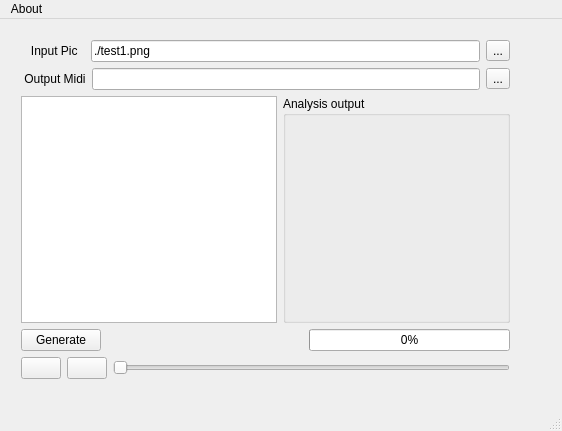
Qt form GUI/GUIQt/guimupic.ui (ImageBasedComposing/muphic) before a commit.
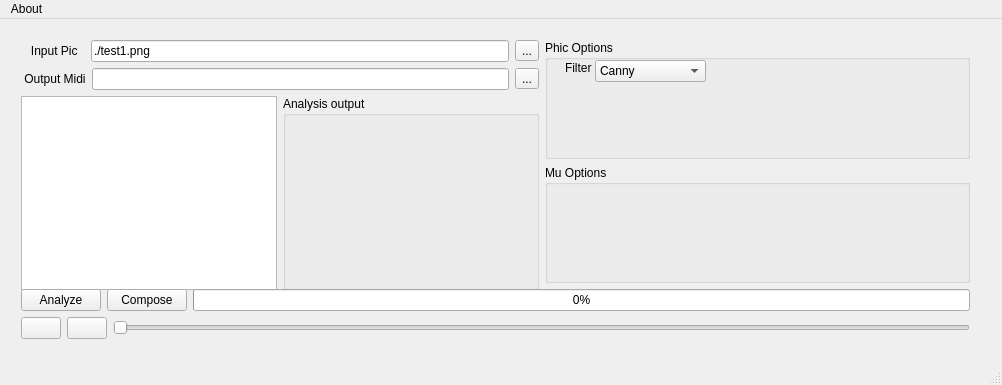
The same form after that commit. Icons and pictures are not drawn. Custom widgets are drawn as their Qt base class.

Diff of the .ui file:
```diff
--- a/GUI/GUIQt/guimupic.ui
+++ b/GUI/GUIQt/guimupic.ui
@@ -6,8 +6,8 @@
    <rect>
     <x>0</x>
     <y>0</y>
-    <width>562</width>
-    <height>431</height>
+    <width>1002</width>
+    <height>385</height>
    </rect>
   </property>
   <property name="windowTitle">
@@ -19,10 +19,12 @@
      <rect>
       <x>10</x>
       <y>10</y>
-      <width>511</width>
-      <height>361</height>
+      <width>971</width>
+      <height>321</height>
      </rect>
     </property>
+    <layout class="QGridLayout" name="gridLayout_3">
+     <item row="0" column="0">
     <layout class="QGridLayout" name="gridLayout_2">
      <property name="sizeConstraint">
       <enum>QLayout::SetDefaultConstraint</enum>
@@ -89,6 +91,12 @@
            <verstretch>0</verstretch>
           </sizepolicy>
          </property>
+           <property name="minimumSize">
+            <size>
+             <width>256</width>
+             <height>194</height>
+            </size>
+           </property>
          <property name="cursor" stdset="0">
           <cursorShape>CrossCursor</cursorShape>
          </property>
@@ -108,6 +116,12 @@
            <verstretch>0</verstretch>
           </sizepolicy>
          </property>
+           <property name="minimumSize">
+            <size>
+             <width>256</width>
+             <height>194</height>
+            </size>
+           </property>
          <property name="title">
           <string>Analysis output</string>
          </property>
@@ -127,28 +141,26 @@
        </item>
       </layout>
      </item>
-     <item row="3" column="0">
+      </layout>
+     </item>
+     <item row="1" column="0" colspan="2">
+      <layout class="QVBoxLayout" name="verticalLayout">
+       <item>
       <layout class="QHBoxLayout" name="horizontalLayout_2">
+         <item>
+          <widget class="QPushButton" name="pushButton_Analyze">
+           <property name="text">
+            <string>Analyze</string>
+           </property>
+          </widget>
+         </item>
        <item>
         <widget class="QPushButton" name="pushButton_Generate">
          <property name="text">
-          <string>Generate</string>
+            <string>Compose</string>
          </property>
         </widget>
        </item>
-       <item>
-        <spacer name="horizontalSpacer">
-         <property name="orientation">
-          <enum>Qt::Horizontal</enum>
-         </property>
-         <property name="sizeHint" stdset="0">
-          <size>
-           <width>40</width>
-           <height>20</height>
-          </size>
-         </property>
-        </spacer>
-       </item>
        <item>
         <widget class="QProgressBar" name="progressBar_Generate">
          <property name="value">
@@ -158,7 +170,7 @@
        </item>
       </layout>
      </item>
-     <item row="4" column="0">
+       <item>
       <layout class="QHBoxLayout" name="horizontalLayout">
        <item>
         <widget class="QPushButton" name="pushButton_Play">
@@ -192,6 +204,91 @@
       </layout>
      </item>
     </layout>
+     </item>
+     <item row="0" column="1">
+      <layout class="QVBoxLayout" name="verticalLayout_2">
+       <item>
+        <widget class="QGroupBox" name="groupBox_2">
+         <property name="sizePolicy">
+          <sizepolicy hsizetype="Expanding" vsizetype="Expanding">
+           <horstretch>0</horstretch>
+           <verstretch>0</verstretch>
+          </sizepolicy>
+         </property>
+         <property name="maximumSize">
+          <size>
+           <width>441</width>
+           <height>16777215</height>
+          </size>
+         </property>
+         <property name="title">
+          <string>Phic Options</string>
+         </property>
+         <widget class="QComboBox" name="filterSelComboBox">
+          <property name="geometry">
+           <rect>
+            <x>50</x>
+            <y>20</y>
+            <width>111</width>
+            <height>22</height>
+           </rect>
+          </property>
+          <property name="currentIndex">
+           <number>2</number>
+          </property>
+          <item>
+           <property name="text">
+            <string>Threshold</string>
+           </property>
+          </item>
+          <item>
+           <property name="text">
+            <string>Adaptative Threshold</string>
+           </property>
+          </item>
+          <item>
+           <property name="text">
+            <string>Canny</string>
+           </property>
+          </item>
+         </widget>
+         <widget class="QLabel" name="label">
+          <property name="geometry">
+           <rect>
+            <x>20</x>
+            <y>20</y>
+            <width>31</width>
+            <height>16</height>
+           </rect>
+          </property>
+          <property name="text">
+           <string>Filter</string>
+          </property>
+         </widget>
+        </widget>
+       </item>
+       <item>
+        <widget class="QGroupBox" name="groupBox_3">
+         <property name="sizePolicy">
+          <sizepolicy hsizetype="Expanding" vsizetype="Expanding">
+           <horstretch>0</horstretch>
+           <verstretch>0</verstretch>
+          </sizepolicy>
+         </property>
+         <property name="maximumSize">
+          <size>
+           <width>441</width>
+           <height>16777215</height>
+          </size>
+         </property>
+         <property name="title">
+          <string>Mu Options</string>
+         </property>
+        </widget>
+       </item>
+      </layout>
+     </item>
+    </layout>
    </widget>
   </widget>
   <widget class="QMenuBar" name="menuBar">
@@ -199,7 +296,7 @@
     <rect>
      <x>0</x>
      <y>0</y>
-     <width>562</width>
+     <width>1002</width>
      <height>21</height>
     </rect>
    </property>
```
Lines whose indentation alone changed are shown as unchanged.
